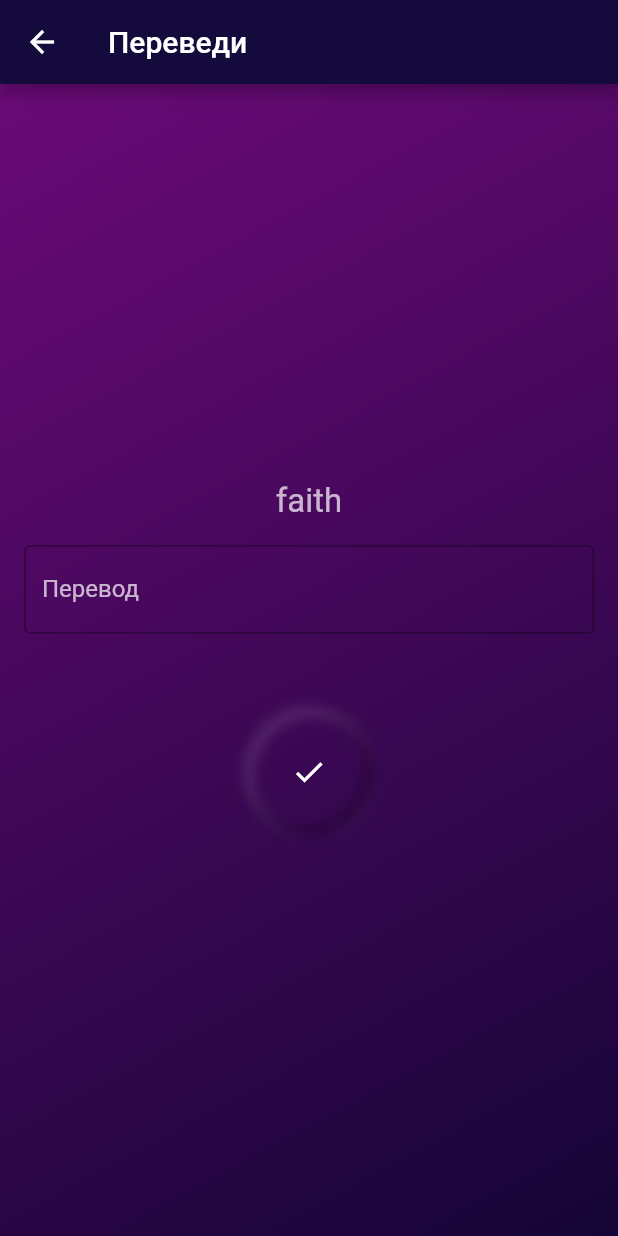
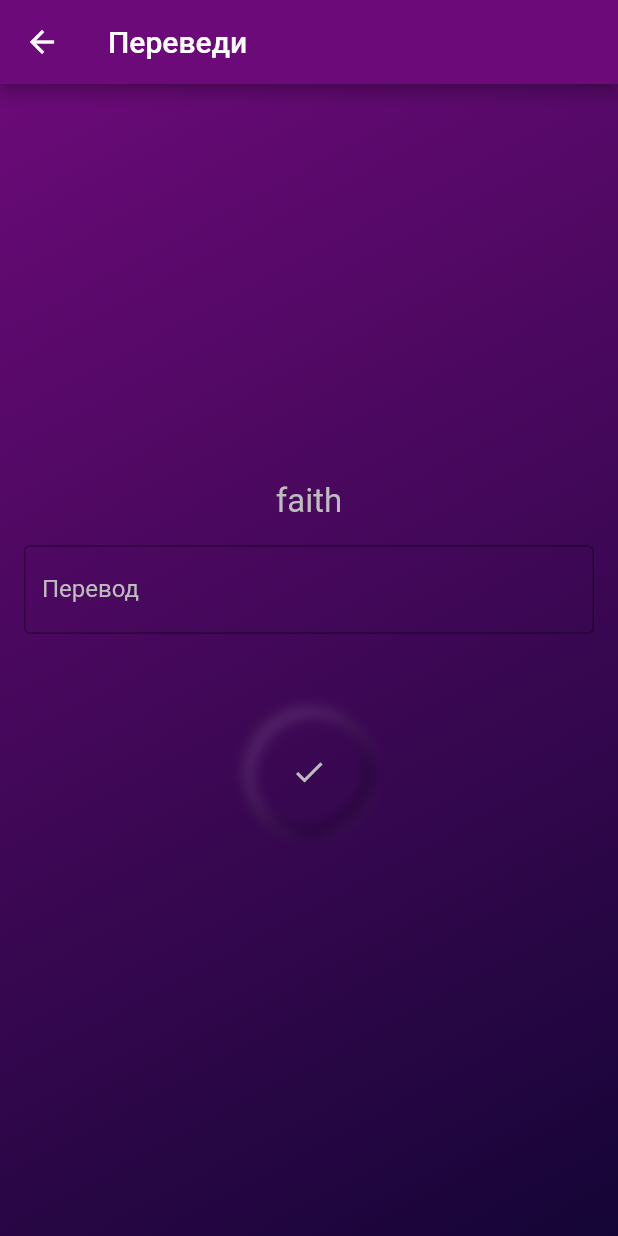
Before and after one commit to dm-uporov/worderful, a Flutter app: the screen it shows after launch, after a tap on "Писать", on a phone screen of 412 x 824 dp. Run offline on Flutter 3.47's test engine with Material 2 defaults, Android fonts, the phone set to English and light mode, and no system bars; our stand-ins replace hive, hive_flutter; accounts and stored records are empty; generated files the repository leaves out were written again.

Commit message:
solid color fix

```diff
--- a/lib/resources/colors.dart
+++ b/lib/resources/colors.dart
@@ -1,7 +1,7 @@
 import 'package:flutter/material.dart';
 
 const Color neutralColor = Colors.white24;
-const Color solidColor = Colors.white70;
+final Color solidColor = Colors.grey.shade400;
 final Color backgroundColorLighten = darken(Colors.purpleAccent, .3);
 final Color backgroundColor = darken(Colors.deepPurple.shade900, .2);
 
@@ -40,10 +40,11 @@ Color lighten(Color color, [double amount = .1]) {
 }
 
 Color colorByProgress({
-  Color begin = solidColor,
+  Color begin,
   Color end,
   @required double progress,
 }) {
+  begin == null ? begin = solidColor : begin = begin;
   end == null ? end = cycleBlueAccent : end = end;
 
   final solidColorEvaluated = begin.withOpacity(1 - progress);
--- a/lib/screen/home/words_list.dart
+++ b/lib/screen/home/words_list.dart
@@ -27,7 +27,7 @@ class _WordsListScreenState extends State<WordsListScreen> {
   Widget _wordToWidget(Word word) {
     return ListTile(
       title: Text(word.source, style: TextStyle(color: solidColor)),
-      subtitle: Text(word.translate, style: TextStyle(color: darken(solidColor, .3))),
+      subtitle: Text(word.translate, style: TextStyle(color: darken(solidColor, .2))),
       trailing: IconButton(
         icon: Icon(Icons.delete),
         color: solidColor,
--- a/lib/screen/training/writing.dart
+++ b/lib/screen/training/writing.dart
@@ -4,6 +4,7 @@ import 'package:flutter/material.dart';
 import 'package:words_remember/business/WordsRepository.dart';
 import 'package:words_remember/model/Word.dart';
 import 'package:words_remember/resources/colors.dart';
+import 'package:words_remember/utils/BrightIcon.dart';
 import 'package:words_remember/utils/container/NeumorphicClickableContainer.dart';
 import 'package:words_remember/utils/container/NeumorphicContainer.dart';
 import 'dart:math';
@@ -63,7 +64,7 @@ class _WritingTrainingScreenState extends State<WritingTrainingScreen> {
   Widget build(BuildContext context) {
     return Scaffold(
       appBar: AppBar(
-        backgroundColor: backgroundColor,
+        backgroundColor: cycleRedMain,
         title: Text('Переведи'),
       ),
       body: Container(
@@ -107,9 +108,10 @@ class _WritingTrainingScreenState extends State<WritingTrainingScreen> {
               childBuilder: (pressProgress) {
                 return Padding(
                   padding: EdgeInsets.all(32.0),
-                  child: Icon(
-                    Icons.done,
-                    color: colorByProgress(progress: pressProgress),
+                  child: BrightIcon(
+                    icon: Icons.done,
+                    solidColor: colorByProgress(progress: pressProgress),
+                    brightnessColor: cycleBlueAccent.withOpacity(pressProgress),
                   ),
                 );
               },
--- a/lib/utils/NeumorphicBottomNavigationBar.dart
+++ b/lib/utils/NeumorphicBottomNavigationBar.dart
@@ -71,8 +71,8 @@ class _NeumorphicBottomNavigationBarState
         /// cause pressProgress here is from 0.5 to 1.0
         final normalizedProgress = pressProgress * 2 - 1;
         return Container(
-          width: 48,
-          height: 48,
+          width: 54,
+          height: 54,
           color: Colors.black.withOpacity(0),
           child: BrightIcon(
             icon: item.icon,
```
